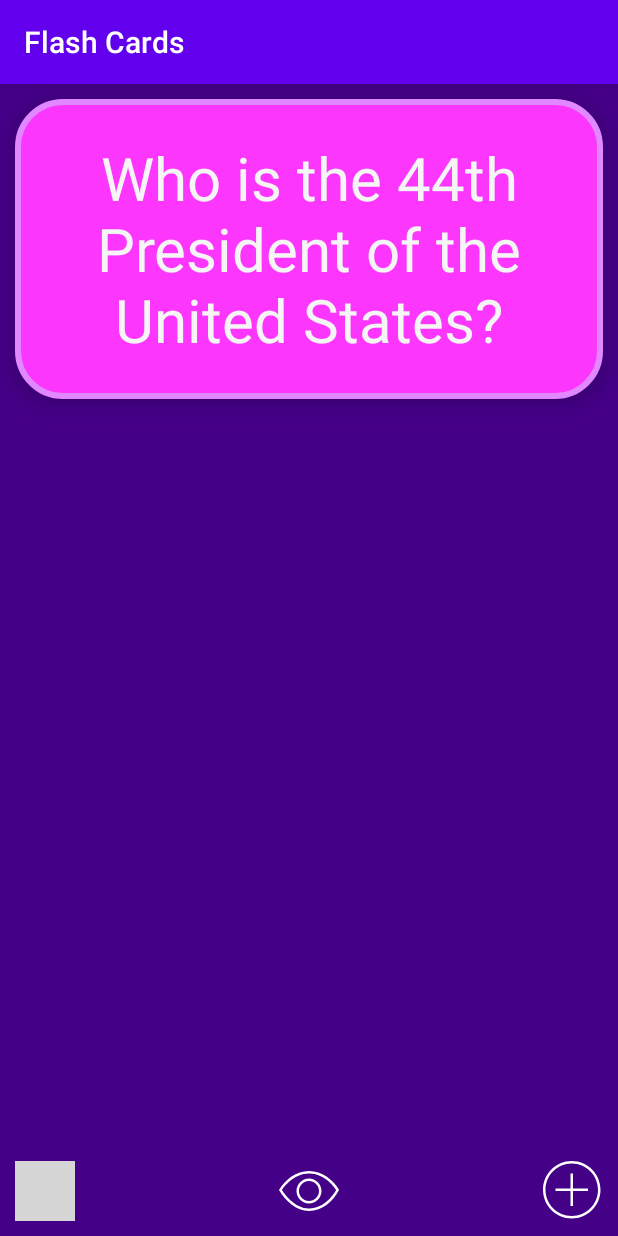
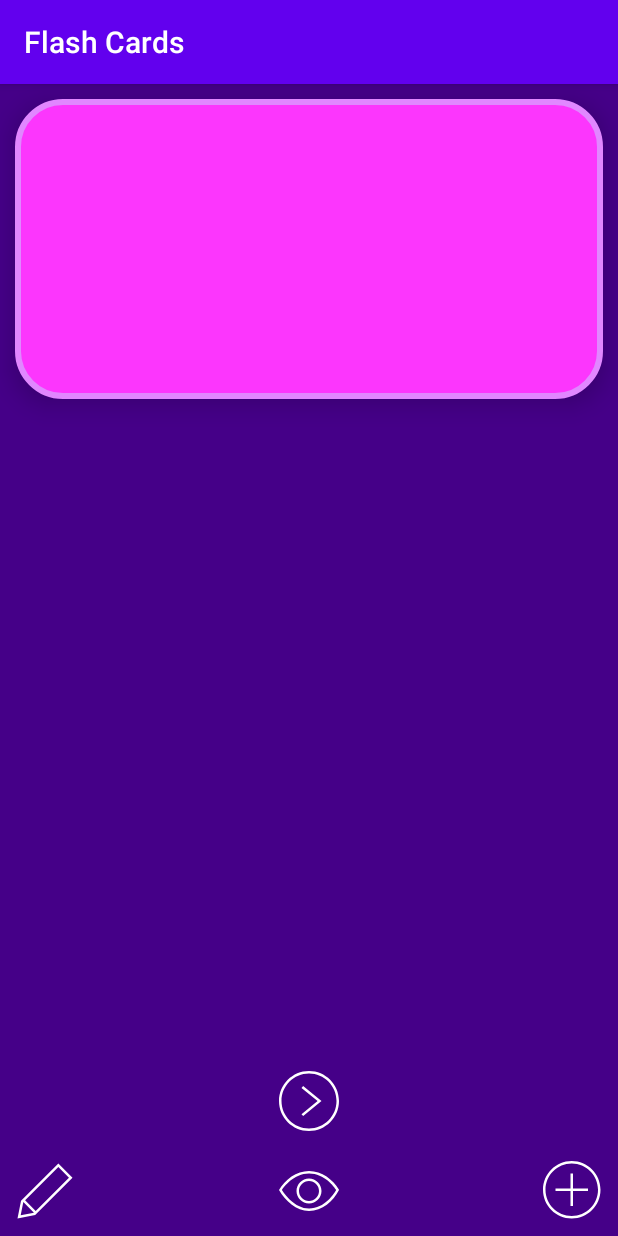
Before and after one commit to melissa-perez/FlashCards, an Android app: the screen it shows after launch (MainActivity), on a phone screen of 412 x 824 dp. Run offline under Robolectric (Android 15) with nearby library versions, the phone set to English and light mode, and no system bars; 3 statements that could not run were skipped; grey boxes are pictures that could not be loaded.

```diff
--- a/app/src/main/java/com/example/flashcards/AddCardActivity.java
+++ b/app/src/main/java/com/example/flashcards/AddCardActivity.java
@@ -1,7 +1,7 @@
 package com.example.flashcards;
 
 import android.content.Intent;
-import android.support.v7.app.AppCompatActivity;
+import androidx.appcompat.app.AppCompatActivity;
 import android.os.Bundle;
 import android.view.View;
 import android.view.ViewGroup;
--- a/app/src/main/res/layout/activity_main.xml
+++ b/app/src/main/res/layout/activity_main.xml
@@ -18,7 +18,7 @@
         android:textSize="40dp"
         android:gravity="center"
         android:background="@drawable/question_side_drawable"
-        android:text="Who is the 44th President of the United States?"
+        android:text=""
         android:textColor="#f5f5f5"
         android:elevation="10dp"/>
 
@@ -35,12 +35,12 @@
         android:textSize="40dp"
         android:textColor="#f0e5d8"
         android:gravity="center"
-        android:text="Barack Obama"
+        android:text=""
         android:elevation="10dp"/>
 
     <TextView
         android:id="@+id/choice1"
-        android:text="Bill Clinton"
+        android:text=""
         android:background="@drawable/choices_drawable"
         android:layout_width="match_parent"
         android:gravity="center"
@@ -56,7 +56,7 @@
 
     <TextView
         android:id="@+id/choice2"
-        android:text="George H. W. Bush"
+        android:text=""
         android:background="@drawable/choices_drawable"
         android:layout_width="match_parent"
         android:layout_height="80dp"
@@ -72,7 +72,6 @@
 
     <TextView
         android:id="@+id/choice3"
-        android:text="Barack Obama"
         android:background="@drawable/choices_drawable"
         android:layout_width="match_parent"
         android:layout_height="80dp"
@@ -97,7 +96,8 @@
         android:layout_marginTop="10dp"
         android:layout_marginEnd="10dp"
         android:layout_marginBottom="10dp"
-        android:tint="@color/white"/>
+        android:tint="@color/white"
+    />
 
     <ImageView
         android:layout_width="40dp"
@@ -112,6 +112,8 @@
         android:layout_marginBottom="10dp"
         android:visibility="invisible"
         android:tint="@color/white"/>
+
+
 
     <ImageView
         android:layout_width="40dp"
@@ -131,7 +133,7 @@
         android:layout_width="40dp"
         android:layout_height="40dp"
         android:id="@+id/edit_icon"
-        android:src="@drawable/ic_iconmonstr_pencil_6"
+        android:src="@drawable/ic_iconmonstr_pencil_thin"
         android:layout_alignParentLeft="true"
         android:layout_alignParentBottom="true"
         android:layout_centerHorizontal="true"
@@ -141,4 +143,18 @@
         android:layout_marginBottom="10dp"
         android:tint="@color/white" />
 
+    <ImageView
+        android:layout_width="40dp"
+        android:layout_height="40dp"
+        android:id="@+id/cycle_icon"
+        android:src="@drawable/ic_iconmonstr_angel_right_circle_thin"
+        android:layout_centerHorizontal="true"
+        android:layout_marginStart="10dp"
+        android:layout_marginTop="10dp"
+        android:layout_marginEnd="10dp"
+        android:layout_marginBottom="10dp"
+        android:tint="@color/white"
+        android:layout_above="@id/hide_icon"/>
+    />
+
 </RelativeLayout>
```
Also changed, not shown: app/build.gradle (+7 -1 lines), app/src/main/java/com/example/flashcards/MainActivity.java (+66 -30 lines), gradle.properties (+9 -6 lines), 1 other file.
